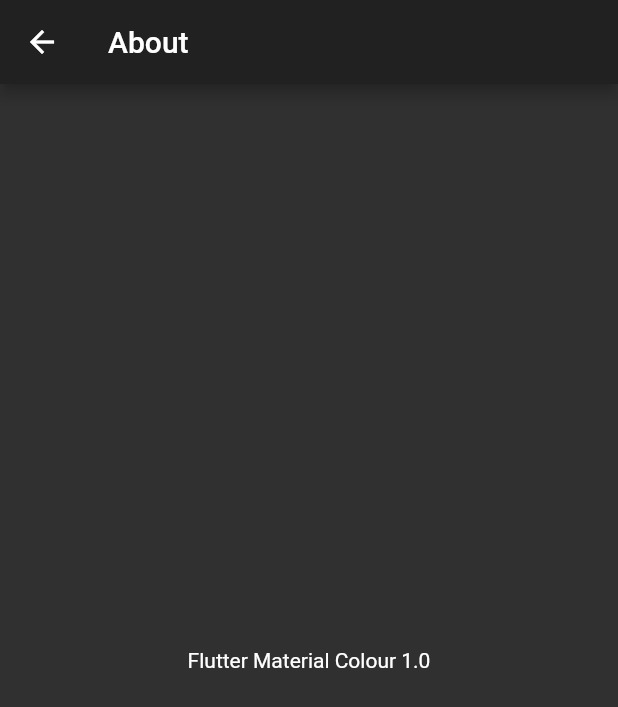
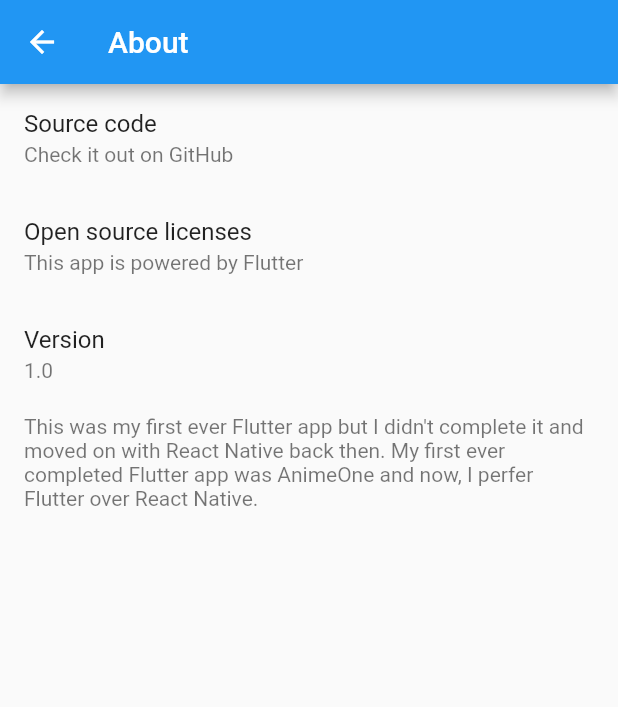
Before and after one commit to HenryQuan/flutter-material-colour, a Flutter app: the screen it shows after launch, after a tap on the "info outline" icon, on a phone screen of 412 x 824 dp. Shown: the top 707 px of the screen. Run offline on Flutter 3.47's test engine with Material 2 defaults, Android fonts, the phone set to English and light mode, and no system bars.

Commit message:
update theme dynamically

```diff
--- a/mc/lib/core/MaterialColour.dart
+++ b/mc/lib/core/MaterialColour.dart
@@ -11,8 +11,10 @@ class MaterialColour {
 
   MaterialColour(this.name) {
     this.list = ColourValues[name];
-    this.mainColour = new HexColour(this.list['500']);
+    this.mainColour = HexColour(this.list['500']);
   }
+
+  getSwatch() => this.list['Swatch'];
 }
 
 /// Record flutter colour object and know if it is dark or light
@@ -37,7 +39,7 @@ class HexColour {
 
   /// Get flutter color object
   Color getColour(String hex) {
-    return new Color(int.parse(hex.substring(1, 7), radix: 16) + 0xFF000000);
+    return Color(int.parse(hex.substring(1, 7), radix: 16) + 0xFF000000);
   }
 
   // format hex to rgb(1,2,3)
--- a/mc/lib/main.dart
+++ b/mc/lib/main.dart
@@ -9,7 +9,7 @@ class MC extends StatelessWidget {
   @override
   Widget build(BuildContext context) {
     return ChangeNotifierProvider<ThemeChanger>(
-      create: (_) => ThemeChanger(ThemeData.dark()),
+      create: (_) => ThemeChanger(ThemeData.light()),
       child: AppWidget(),
     );
   }
--- a/mc/lib/page/about.dart
+++ b/mc/lib/page/about.dart
@@ -1,14 +1,44 @@
 import 'package:flutter/material.dart';
+import 'package:url_launcher/url_launcher.dart';
 
 class AboutPage extends StatelessWidget {
   @override
   Widget build(BuildContext context) {
+    final version = '1.0';
+
     return Scaffold(
       appBar: AppBar(
         title: Text('About')
       ),
       body: Center(
-        child: Text('Flutter Material Colour 1.0')
+        child: ListView(
+          children: <Widget>[
+            ListTile(
+              title: Text('Source code'),
+              subtitle: Text('Check it out on GitHub'),
+              onTap: () => launch('https://github.com/HenryQuan/flutter-material-colour'),
+            ),
+            ListTile(
+              title: Text('Open source licenses'),
+              subtitle: Text('This app is powered by Flutter'),
+              onTap: () {
+                showLicensePage(
+                  context: context,
+                  applicationLegalese: 'Material Colour',
+                  applicationName: 'MC',
+                  applicationVersion: version,
+                );
+              }
+            ),
+            ListTile(
+              title: Text('Version'),
+              subtitle: Text(version),
+            ),
+            ListTile(
+              subtitle: Text("This was my first ever Flutter app but I didn't complete it and moved on with React Native back then. My first ever completed Flutter app was AnimeOne and now, I perfer Flutter over React Native."),
+            ),
+          ],
+        )
       )
     );
   }
--- a/mc/lib/page/home.dart
+++ b/mc/lib/page/home.dart
@@ -2,6 +2,8 @@ import 'dart:math';
 
 import 'package:flutter/material.dart';
 import 'package:mc/core/MaterialColour.dart';
+import 'package:provider/provider.dart';
+import '../core/ThemeChanger.dart';
 import './detail.dart';
 import './about.dart';
 
@@ -25,19 +27,13 @@ class HomePage extends StatelessWidget {
   @override
   Widget build(BuildContext context) {
     // Get MaterialColour list
-    var list = [];
-    ColourNames.forEach((n) => list.add(new MaterialColour(n)));
+    List<MaterialColour> list = [];
+    ColourNames.forEach((n) => list.add(MaterialColour(n)));
+    final themeChanger = Provider.of<ThemeChanger>(context);
 
     return Scaffold(
       appBar: AppBar(
         title: Text(title),
-        leading: SizedBox(
-          width: 64,
-          height: 64,
-          child: Container(
-            color: Colors.white,
-          ),
-        ),
         actions: <Widget>[
           IconButton(
             icon: Icon(Icons.info_outline),
@@ -70,6 +66,8 @@ class HomePage extends StatelessWidget {
                       child: null,
                       color: mc.mainColour.colour,
                       onPressed: () {
+                        // Update theme here
+                        themeChanger.setTheme(mc.getSwatch());
                         Navigator.push(
                           context,
                           MaterialPageRoute(builder: (context) => DetailPage(title: mc.name, mc: mc)),
--- a/mc/pubspec.yaml
+++ b/mc/pubspec.yaml
@@ -21,7 +21,7 @@ dependencies:
     sdk: flutter
 
   provider: ^4.0.4
-
+  url_launcher: ^5.4.2
   # The following adds the Cupertino Icons font to your application.
   # Use with the CupertinoIcons class for iOS style icons.
   cupertino_icons: ^0.1.3
```
Also changed, not shown: mc/lib/core/DynamicTheme.dart (deleted, +0 -13 lines), mc/lib/page/detail.dart (+9 -21 lines), mc/lib/widget/FlutterTheme.dart (deleted, +0 -41 lines), mc/pubspec.lock, 10 other files.
